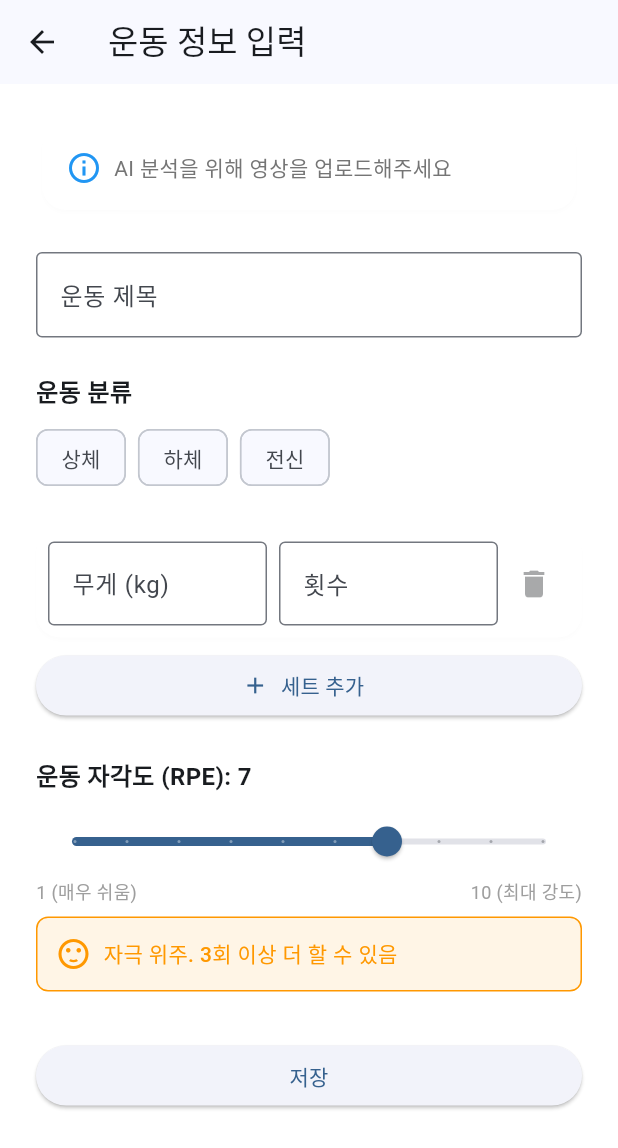
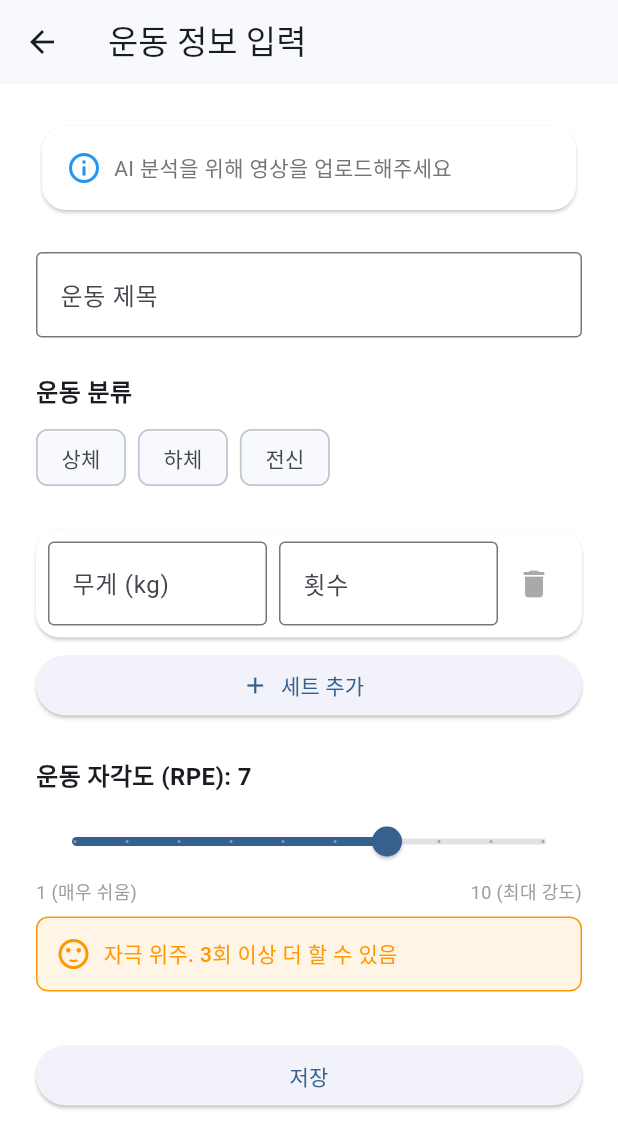
Before and after one commit to soonminkwon9890/mucleloggg98, a Flutter app: the ExerciseInputScreen screen opened directly, on a phone screen of 412 x 824 dp. Shown: the top 1148 px of the screen. Run offline on Flutter 3.47's test engine with Material 3 defaults, Android fonts, the phone set to English and light mode, and no system bars; our stand-ins replace fl_chart, flutter_dotenv, flutter_riverpod, flutter_slidable, freezed_annotation, google_generative_ai and 7 more; missing offline and left inert: purchases_flutter, video_compress; accounts and stored records are empty.

Commit message:
베타 버전 ver. 5 최종본

```diff
--- a/lib/core/theme/app_theme.dart
+++ b/lib/core/theme/app_theme.dart
@@ -12,7 +12,7 @@ class AppTheme {
     cardTheme: CardThemeData(
       color: Colors.white, // [표준] 밝은 카드
       elevation: 1, // [유지] 은은한 그림자
-      shadowColor: Colors.black.withValues(alpha: 0.05), // [유지]
+      shadowColor: Colors.black.withValues(alpha: 0.85), // [유지]
       surfaceTintColor: Colors.transparent, // [유지] 틴트 제거
       shape: RoundedRectangleBorder(borderRadius: BorderRadius.circular(16)),
     ),
@@ -41,7 +41,7 @@ class AppTheme {
     cardTheme: CardThemeData(
       color: const Color(0xFF1C1C1E), // [표준] 어두운 카드
       elevation: 1, // [유지]
-      shadowColor: Colors.black.withValues(alpha: 0.05), // [유지]
+      shadowColor: Colors.black.withValues(alpha: 0.85), // [유지]
       surfaceTintColor: Colors.transparent, // [유지]
       shape: RoundedRectangleBorder(borderRadius: BorderRadius.circular(16)),
     ),
--- a/pubspec.yaml
+++ b/pubspec.yaml
@@ -1,7 +1,7 @@
 name: musclelog
 description: AI Progressive Overload Coaching App
 publish_to: "none"
-version: 1.0.0+4
+version: 1.0.0+6
 
 environment:
   sdk: ">=3.2.0 <4.0.0"
@@ -47,6 +47,9 @@ dependencies:
   # 7. 인앱 결제 (RevenueCat)
   purchases_flutter: ^9.11.0 # iOS 구독 시스템
 
+  # 8. 에러 모니터링 (Sentry)
+  sentry_flutter: ^8.0.0
+
 dev_dependencies:
   flutter_test:
     sdk: flutter
```
Also changed, not shown: lib/main.dart (+11 -5 lines), pubspec.lock, 6 other files.
